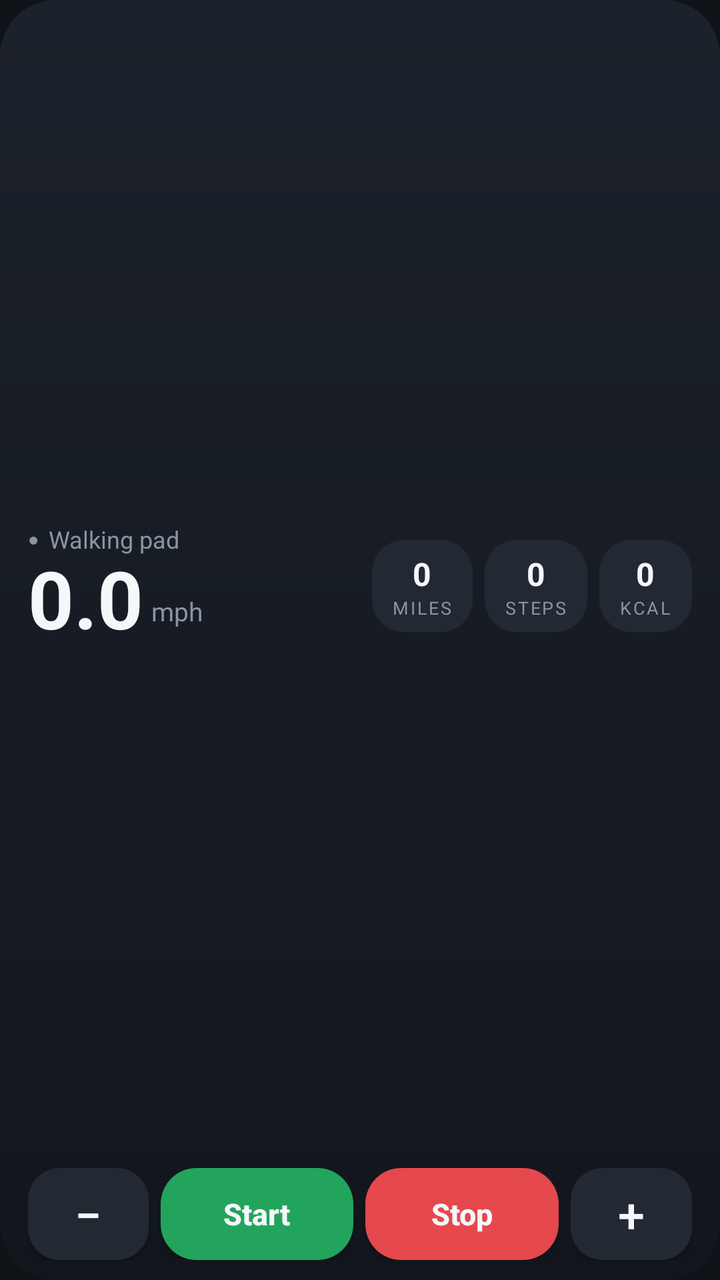
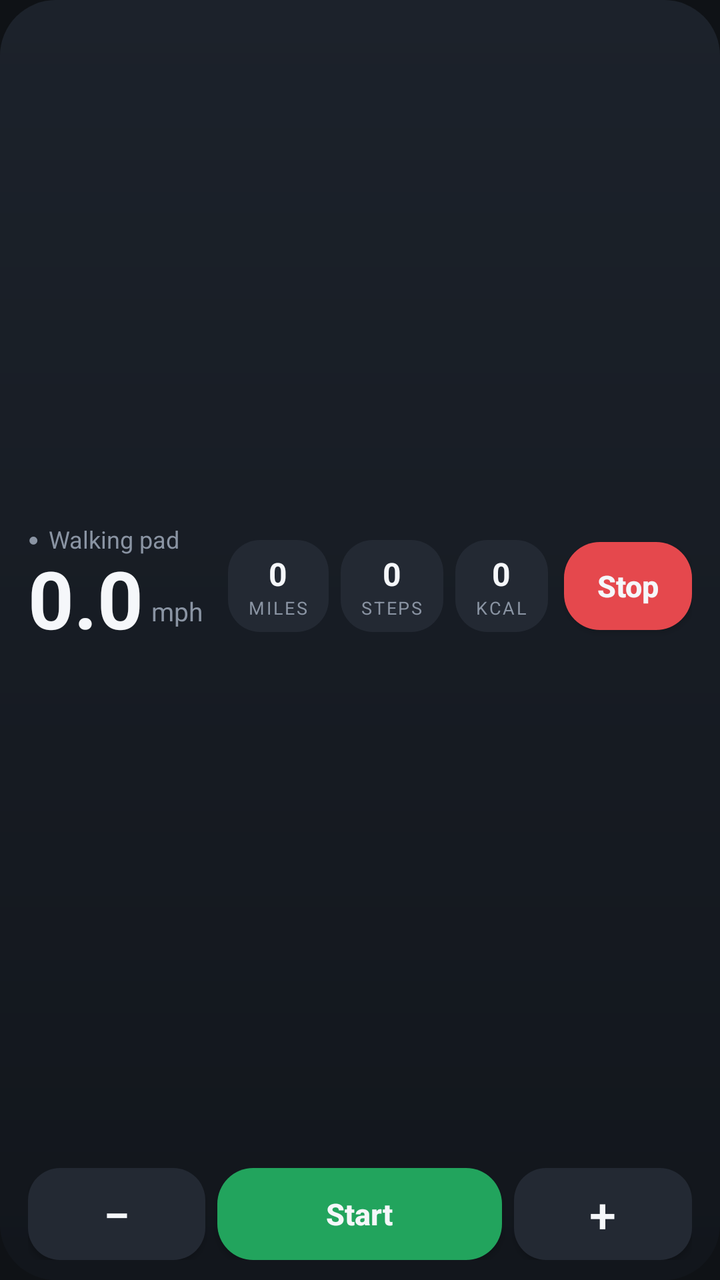

The first picture is an Android layout as it rendered before a commit; the second is the same layout after the commit. The layout source and the unified diff follow.
<!-- AndroidManifest.xml: application theme AppTheme -->
<!-- res/layout/widget.xml -->
<?xml version="1.0" encoding="utf-8"?>
<LinearLayout xmlns:android="http://schemas.android.com/apk/res/android"
    android:layout_width="match_parent" android:layout_height="match_parent"
    android:orientation="vertical" android:paddingHorizontal="14dp" android:paddingVertical="10dp" android:background="@drawable/bg_widget">

    <LinearLayout android:id="@+id/w_info" android:layout_width="match_parent" android:layout_height="0dp" android:layout_weight="1"
        android:orientation="horizontal" android:gravity="center_vertical">
        <LinearLayout android:layout_width="wrap_content" android:layout_height="wrap_content" android:orientation="vertical">
            <LinearLayout android:layout_width="wrap_content" android:layout_height="wrap_content" android:orientation="horizontal" android:gravity="center_vertical">
                <TextView android:id="@+id/w_dot" android:layout_width="wrap_content" android:layout_height="wrap_content"
                    android:text="●" android:textColor="@color/muted" android:textSize="9sp" />
                <TextView android:id="@+id/w_status" android:layout_width="wrap_content" android:layout_height="wrap_content"
                    android:layout_marginStart="5dp" android:text="Walking pad" android:textColor="@color/muted" android:textSize="12sp" android:maxLines="1" />
            </LinearLayout>
            <LinearLayout android:layout_width="wrap_content" android:layout_height="wrap_content" android:orientation="horizontal" android:gravity="bottom">
                <TextView android:id="@+id/w_speed" android:layout_width="wrap_content" android:layout_height="wrap_content"
                    android:text="0.0" android:textColor="@color/text" android:textSize="40sp" android:textStyle="bold"
                    android:includeFontPadding="false" android:fontFeatureSettings="tnum" />
                <TextView android:layout_width="wrap_content" android:layout_height="wrap_content" android:layout_marginStart="4dp"
                    android:layout_marginBottom="4dp" android:text="mph" android:textColor="@color/muted" android:textSize="13sp" />
            </LinearLayout>
        </LinearLayout>
        <TextView android:layout_width="0dp" android:layout_height="wrap_content" android:layout_weight="1" />
        <LinearLayout android:layout_width="wrap_content" android:layout_height="wrap_content" android:orientation="vertical"
            android:gravity="center" android:paddingHorizontal="10dp" android:paddingVertical="6dp" android:background="@drawable/bg_tile">
            <TextView android:id="@+id/w_dist" android:layout_width="wrap_content" android:layout_height="wrap_content"
                android:text="0" android:textColor="@color/text" android:textSize="16sp" android:textStyle="bold" android:fontFeatureSettings="tnum" android:maxLines="1" />
            <TextView android:layout_width="wrap_content" android:layout_height="wrap_content" android:text="MILES"
                android:textColor="@color/muted" android:textSize="9sp" android:letterSpacing="0.1" />
        </LinearLayout>
        <LinearLayout android:layout_width="wrap_content" android:layout_height="wrap_content" android:layout_marginStart="6dp" android:orientation="vertical"
            android:gravity="center" android:paddingHorizontal="10dp" android:paddingVertical="6dp" android:background="@drawable/bg_tile">
            <TextView android:id="@+id/w_steps" android:layout_width="wrap_content" android:layout_height="wrap_content"
                android:text="0" android:textColor="@color/text" android:textSize="16sp" android:textStyle="bold" android:fontFeatureSettings="tnum" android:maxLines="1" />
            <TextView android:layout_width="wrap_content" android:layout_height="wrap_content" android:text="STEPS"
                android:textColor="@color/muted" android:textSize="9sp" android:letterSpacing="0.1" />
        </LinearLayout>
        <LinearLayout android:layout_width="wrap_content" android:layout_height="wrap_content" android:layout_marginStart="6dp" android:orientation="vertical"
            android:gravity="center" android:paddingHorizontal="10dp" android:paddingVertical="6dp" android:background="@drawable/bg_tile">
            <TextView android:id="@+id/w_cal" android:layout_width="wrap_content" android:layout_height="wrap_content"
                android:text="0" android:textColor="@color/text" android:textSize="16sp" android:textStyle="bold" android:fontFeatureSettings="tnum" android:maxLines="1" />
            <TextView android:layout_width="wrap_content" android:layout_height="wrap_content" android:text="KCAL"
                android:textColor="@color/muted" android:textSize="9sp" android:letterSpacing="0.1" />
        </LinearLayout>
    </LinearLayout>

    <LinearLayout android:layout_width="match_parent" android:layout_height="46dp" android:layout_marginTop="8dp" android:orientation="horizontal">
        <Button android:id="@+id/w_down" android:layout_width="0dp" android:layout_height="match_parent" android:layout_weight="1"
            android:text="−" android:textSize="24sp" android:textColor="@color/text" android:background="@drawable/bg_tile" />
        <Button android:id="@+id/w_start" android:layout_width="0dp" android:layout_height="match_parent" android:layout_weight="1.6"
            android:layout_marginStart="6dp" android:text="Start" android:textAllCaps="false" android:textSize="15sp" android:textStyle="bold"
            android:textColor="@color/text" android:background="@drawable/bg_go" />
        <Button android:id="@+id/w_stop" android:layout_width="0dp" android:layout_height="match_parent" android:layout_weight="1.6"
            android:layout_marginStart="6dp" android:text="Stop" android:textAllCaps="false" android:textSize="15sp" android:textStyle="bold"
            android:textColor="@color/text" android:background="@drawable/bg_stop" />
        <Button android:id="@+id/w_up" android:layout_width="0dp" android:layout_height="match_parent" android:layout_weight="1"
            android:layout_marginStart="6dp" android:text="+" android:textSize="24sp" android:textColor="@color/text" android:background="@drawable/bg_tile" />
    </LinearLayout>
</LinearLayout>
<!-- resources referenced by this layout -->
<resources>
  <color name="muted">#FF8A94A3</color>
  <color name="text">#FFF5F7FA</color>
  <!-- drawable bg_go (drawable) -->
  <?xml version="1.0" encoding="utf-8"?>
  <shape xmlns:android="http://schemas.android.com/apk/res/android" android:shape="rectangle">
      <solid android:color="@color/go" /><corners android:radius="18dp" />
  </shape>
  <!-- drawable bg_stop (drawable) -->
  <?xml version="1.0" encoding="utf-8"?>
  <shape xmlns:android="http://schemas.android.com/apk/res/android" android:shape="rectangle">
      <solid android:color="@color/stop" /><corners android:radius="18dp" />
  </shape>
  <!-- drawable bg_tile (drawable) -->
  <?xml version="1.0" encoding="utf-8"?>
  <shape xmlns:android="http://schemas.android.com/apk/res/android" android:shape="rectangle">
      <solid android:color="#FF232933" /><corners android:radius="16dp" />
  </shape>
  <!-- drawable bg_widget (drawable) -->
  <?xml version="1.0" encoding="utf-8"?>
  <shape xmlns:android="http://schemas.android.com/apk/res/android" android:shape="rectangle">
      <gradient android:angle="270" android:startColor="#FF1C222B" android:endColor="#FF12161C" />
      <corners android:radius="28dp" />
  </shape>
  <style name="AppTheme" parent="@android:style/Theme.DeviceDefault.NoActionBar">
          <item name="android:windowBackground">@color/bg</item>
          <item name="android:statusBarColor">@color/bg</item>
          <item name="android:navigationBarColor">@color/bg</item>
      </style>
  <color name="go">#FF22A45D</color>
  <color name="stop">#FFE5484D</color>
  <color name="bg">#FF0F1216</color>
</resources>

<!-- the commit's change to res/layout/widget.xml (unified diff, before → after) -->
@@ -42,6 +42,10 @@
             <TextView android:layout_width="wrap_content" android:layout_height="wrap_content" android:text="KCAL"
                 android:textColor="@color/muted" android:textSize="9sp" android:letterSpacing="0.1" />
         </LinearLayout>
+        
+        <Button android:id="@+id/w_stop" android:layout_width="64dp" android:layout_height="44dp" android:layout_marginStart="8dp"
+            android:text="Stop" android:textAllCaps="false" android:textSize="15sp" android:textStyle="bold"
+            android:textColor="@color/text" android:background="@drawable/bg_stop" />
     </LinearLayout>
 
     <LinearLayout android:layout_width="match_parent" android:layout_height="46dp" android:layout_marginTop="8dp" android:orientation="horizontal">
@@ -50,9 +54,6 @@
         <Button android:id="@+id/w_start" android:layout_width="0dp" android:layout_height="match_parent" android:layout_weight="1.6"
             android:layout_marginStart="6dp" android:text="Start" android:textAllCaps="false" android:textSize="15sp" android:textStyle="bold"
             android:textColor="@color/text" android:background="@drawable/bg_go" />
-        <Button android:id="@+id/w_stop" android:layout_width="0dp" android:layout_height="match_parent" android:layout_weight="1.6"
-            android:layout_marginStart="6dp" android:text="Stop" android:textAllCaps="false" android:textSize="15sp" android:textStyle="bold"
-            android:textColor="@color/text" android:background="@drawable/bg_stop" />
         <Button android:id="@+id/w_up" android:layout_width="0dp" android:layout_height="match_parent" android:layout_weight="1"
             android:layout_marginStart="6dp" android:text="+" android:textSize="24sp" android:textColor="@color/text" android:background="@drawable/bg_tile" />
     </LinearLayout>
